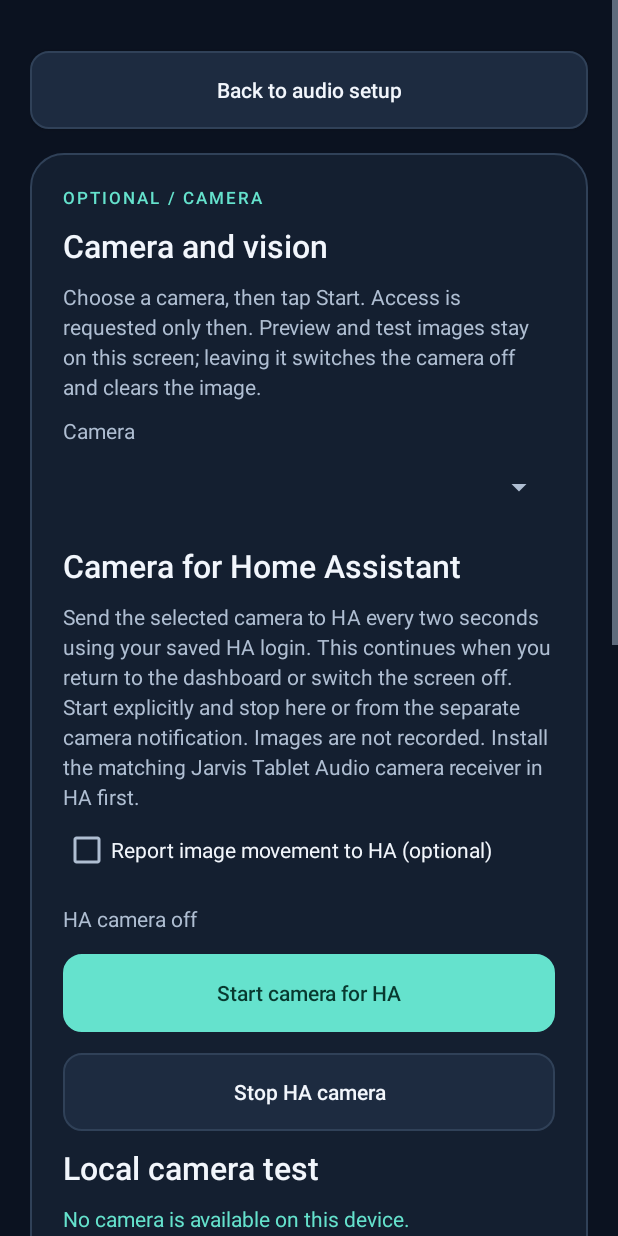
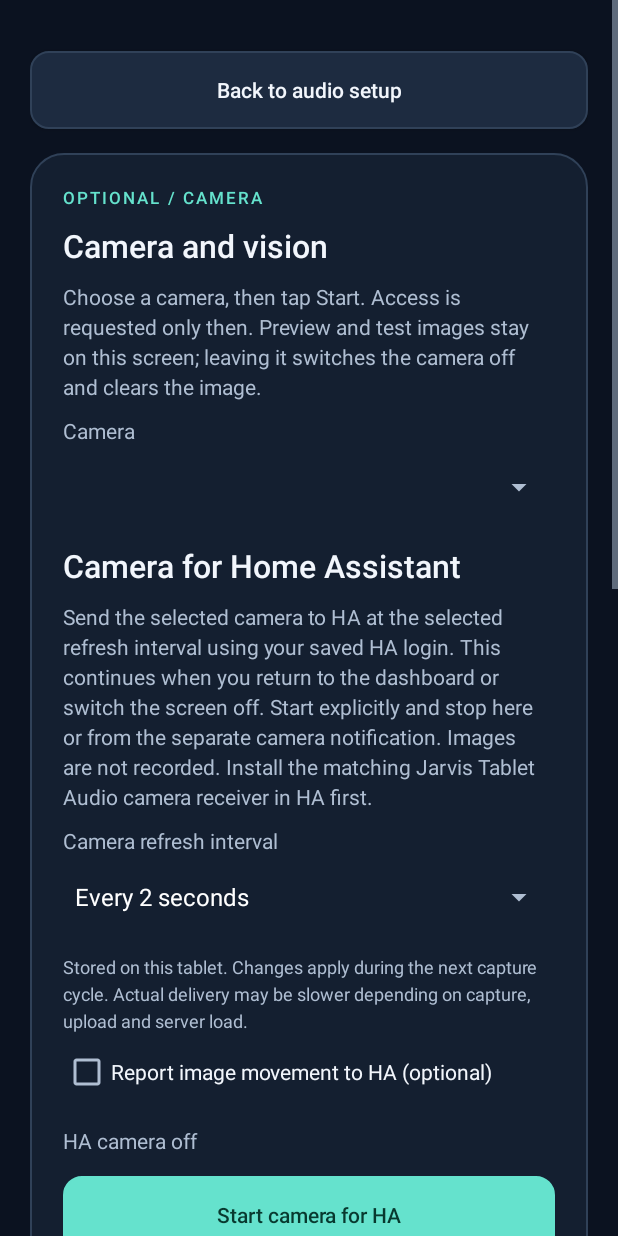
Before and after one commit to michaelbudisch/tablet-assist-for-alexa, an Android app: the CameraActivity screen opened directly, with no data from a screen before it, on a phone screen of 412 x 824 dp. Run offline under Robolectric (Android 15) with nearby library versions, the phone set to English and light mode, and no system bars.

Commit message:
Add per-tablet configurable camera JPEG refresh interval and bounded scheduling tests

```diff
--- a/android/app/src/main/java/de/jarvis/audio/CameraActivity.java
+++ b/android/app/src/main/java/de/jarvis/audio/CameraActivity.java
@@ -71,6 +71,24 @@ public class CameraActivity extends Activity implements TextureView.SurfaceTextu
             controller.capture(rotation());
         });
         findViewById(R.id.camera_clear).setOnClickListener(v->clearSnapshot());
+        Spinner refreshRate=findViewById(R.id.camera_refresh_rate);
+        var prefs=getSharedPreferences(MainActivity.PREF,0);
+        int[] intervals=CameraRefresh.options();
+        ArrayList<String> intervalLabels=new ArrayList<>();
+        int savedInterval=CameraRefresh.normalize(prefs.getInt(CameraRefresh.KEY,CameraRefresh.DEFAULT));
+        int selectedInterval=0;
+        for(int i=0;i<intervals.length;i++){
+            intervalLabels.add(getResources().getQuantityString(R.plurals.camera_refresh_interval,intervals[i],intervals[i]));
+            if(intervals[i]==savedInterval)selectedInterval=i;
+        }
+        refreshRate.setAdapter(new ArrayAdapter<>(this,android.R.layout.simple_spinner_dropdown_item,intervalLabels));
+        refreshRate.setSelection(selectedInterval);
+        refreshRate.setOnItemSelectedListener(new AdapterView.OnItemSelectedListener(){
+            public void onNothingSelected(AdapterView<?> parent){}
+            public void onItemSelected(AdapterView<?> parent,View view,int position,long id){
+                prefs.edit().putInt(CameraRefresh.KEY,intervals[position]).apply();
+            }
+        });
         CheckBox motion=findViewById(R.id.camera_motion);
         motion.setChecked(getSharedPreferences(MainActivity.PREF,0).getBoolean("camera_motion",false));
         motion.setOnCheckedChangeListener((button,checked)->getSharedPreferences(MainActivity.PREF,0).edit().putBoolean("camera_motion",checked).apply());
--- /dev/null
+++ b/android/app/src/main/java/de/jarvis/audio/CameraRefresh.java
@@ -0,0 +1,24 @@
+package de.jarvis.audio;
+
+/** Bounded refresh preference for explicitly started JPEG delivery. */
+final class CameraRefresh {
+    static final String KEY = "camera_refresh_seconds";
+    static final int DEFAULT = 2;
+    static final int MIN_UPLOAD_GAP_MS = 500;
+    static final int ERROR_RETRY_MS = 5000;
+    private static final int[] OPTIONS = {1, 2, 3, 5, 10};
+
+    static int[] options() { return OPTIONS.clone(); }
+
+    static int normalize(int seconds) {
+        for (int option : OPTIONS) if (seconds == option) return seconds;
+        return DEFAULT;
+    }
+
+    static long nextDelay(int seconds, long elapsedMs, boolean success) {
+        if (!success) return ERROR_RETRY_MS;
+        return Math.max(MIN_UPLOAD_GAP_MS, normalize(seconds) * 1000L - Math.max(0L, elapsedMs));
+    }
+
+    private CameraRefresh() {}
+}
--- a/android/app/src/main/res/layout/activity_camera.xml
+++ b/android/app/src/main/res/layout/activity_camera.xml
@@ -9,6 +9,9 @@
 <Spinner android:id="@id/camera_lens" android:layout_width="match_parent" android:layout_height="56dp" android:spinnerMode="dropdown"/>
 <TextView style="@style/Heading" android:text="@string/camera_relay_title"/>
 <TextView style="@style/Body" android:text="@string/camera_relay_help"/>
+<TextView style="@style/Body" android:text="@string/camera_refresh_label" android:labelFor="@+id/camera_refresh_rate"/>
+<Spinner android:id="@id/camera_refresh_rate" android:layout_width="match_parent" android:layout_height="56dp" android:spinnerMode="dropdown"/>
+<TextView style="@style/Body" android:text="@string/camera_refresh_help" android:textSize="12sp"/>
 <CheckBox android:id="@+id/camera_motion" android:layout_width="match_parent" android:layout_height="wrap_content" android:minHeight="52dp" android:text="@string/camera_motion_option" android:textColor="@color/ink"/>
 <TextView android:id="@+id/camera_relay_status" style="@style/Body" android:text="@string/camera_relay_off" android:accessibilityLiveRegion="polite"/>
 <Button android:id="@+id/camera_relay_start" style="@style/Primary" android:text="@string/camera_relay_start"/>
--- a/android/app/src/main/res/values/strings.xml
+++ b/android/app/src/main/res/values/strings.xml
@@ -132,7 +132,7 @@
     <string name="language_en">English</string>
     <string name="footer">Community project · Android 9+ · v%1$s</string>
     <string name="camera_relay_title">Camera for Home Assistant</string>
-    <string name="camera_relay_help">Send the selected camera to HA every two seconds using your saved HA login. This continues when you return to the dashboard or switch the screen off. Start explicitly and stop here or from the separate camera notification. Images are not recorded. Install the matching Jarvis Tablet Audio camera receiver in HA first.</string>
+    <string name="camera_relay_help">Send the selected camera to HA at the selected refresh interval using your saved HA login. This continues when you return to the dashboard or switch the screen off. Start explicitly and stop here or from the separate camera notification. Images are not recorded. Install the matching Jarvis Tablet Audio camera receiver in HA first.</string>
     <string name="camera_relay_start">Start camera for HA</string>
     <string name="camera_relay_stop">Stop HA camera</string>
     <string name="camera_local_title">Local camera test</string>
@@ -151,4 +151,10 @@
     <string name="camera_notification_text">Camera active · sending images to Home Assistant</string>
     <string name="room_audio_enabled">Room audio (experimental)</string>
     <string name="room_audio_help">Requires a dedicated Home Assistant user for this room. Enable only after provisioning the room in Home Assistant. Restart the player to apply.</string>
+    <string name="camera_refresh_label">Camera refresh interval</string>
+    <string name="camera_refresh_help">Stored on this tablet. Changes apply during the next capture cycle. Actual delivery may be slower depending on capture, upload and server load.</string>
+    <plurals name="camera_refresh_interval">
+        <item quantity="one">Every %d second</item>
+        <item quantity="other">Every %d seconds</item>
+    </plurals>
 </resources>
```
Also changed, not shown: android/app/src/main/java/de/jarvis/audio/CameraRelayService.java (+11 -1 lines), 4 other files.
